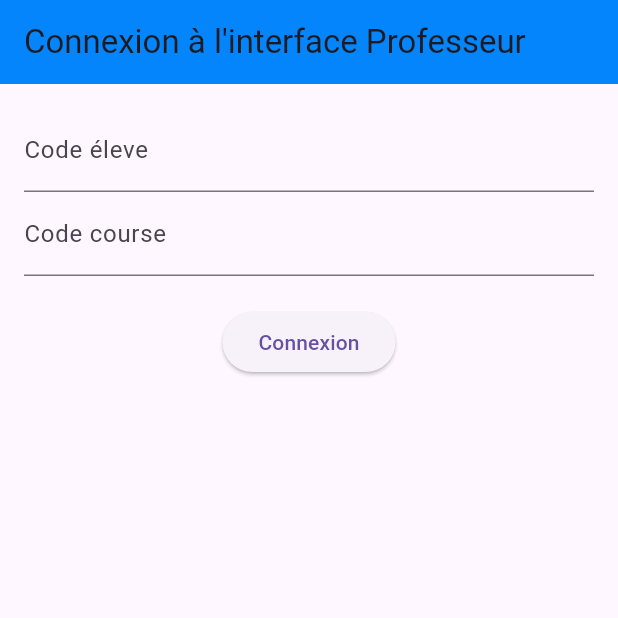
After one commit to Mathbech/BeaupOrientation-mobile, a Flutter app: the screen it shows after launch, after a tap on "Connexion Étudiants", on a phone screen of 412 x 824 dp, the top half of it. The commit adds this screen. Run offline on Flutter 3.47's test engine with Material 3 defaults, Android fonts, the phone set to English and light mode, and no system bars; our stand-ins replace flutter_map, latlong2, location.

Commit message:
Add student login page and update selection page buttons

```diff
--- a/lib/pages/selection_page.dart
+++ b/lib/pages/selection_page.dart
@@ -16,15 +16,14 @@ class SelectionPage extends StatelessWidget {
               onPressed: () {
                 Navigator.pushNamed(context, '/profLogin');
               },
-              child: Text('Je suis Professeur'),
+              child: Text('Connextion professeurs'),
             ),
             SizedBox(height: 20),
             ElevatedButton(
               onPressed: () {
-                // // Navigator.pushNamed(context, '/studentLogin');
-                // print('eleve');
+                Navigator.pushNamed(context, '/studentLogin');
               },
-              child: Text('Je suis Élève'),
+              child: Text('Connexion Étudiants'),
             ),
           ],
         ),
--- /dev/null
+++ b/lib/pages/student_login.dart
@@ -0,0 +1,63 @@
+import 'package:beauporientation/widgets/custom_app_bar.dart';
+import 'package:flutter/material.dart';
+
+class StudentLoginPage extends StatefulWidget {
+  @override
+  _StudentLoginPageState createState() => _StudentLoginPageState();
+}
+
+class _StudentLoginPageState extends State<StudentLoginPage> {
+  final _formKey = GlobalKey<FormState>();
+  final TextEditingController _codeEleveController = TextEditingController();
+  final TextEditingController _codeCourseController = TextEditingController();
+
+  @override
+  Widget build(BuildContext context) {
+    return Scaffold(
+      appBar: CustomAppBar(
+        title: 'Connexion à l\'interface Professeur',
+        showMenuButton: false,
+      ),
+      body: Padding(
+        padding: const EdgeInsets.all(16.0),
+        child: Form(
+          key: _formKey,
+          child: Column(
+            children: <Widget>[
+              TextFormField(
+                controller: _codeEleveController,
+                decoration: InputDecoration(labelText: 'Code éleve'),
+                validator: (value) {
+                  if (value == null || value.isEmpty) {
+                    return 'Merci d\'entrer votre code élève';
+                  }
+                  return null;
+                },
+              ),
+              TextFormField(
+                controller: _codeCourseController,
+                decoration: InputDecoration(labelText: 'Code course'),
+                obscureText: false,
+                validator: (value) {
+                  if (value == null || value.isEmpty) {
+                    return 'Merci d\'entrer votre code course';
+                  }
+                  return null;
+                },
+              ),
+              SizedBox(height: 20),
+              ElevatedButton(
+                onPressed: () {
+                  if (_formKey.currentState!.validate()) {
+                    // Perform login action
+                  }
+                },
+                child: Text('Connexion'),
+              ),
+            ],
+          ),
+        ),
+      ),
+    );
+  }
+}
--- a/lib/routing/routes.dart
+++ b/lib/routing/routes.dart
@@ -1,5 +1,6 @@
 import 'package:beauporientation/pages/prof_login.dart';
 import 'package:beauporientation/pages/selection_page.dart';
+import 'package:beauporientation/pages/student_login.dart';
 import 'package:flutter/material.dart';
 import '../pages/map.dart';
 
@@ -14,6 +15,7 @@ class AppRoutes {
     return {
       home: (context) => SelectionPage(),
       profLogin: (context) => ProfLoginPage(),
+      studentLogin: (context) => StudentLoginPage(),
       pathTrackingMap: (context) => const PathTrackingMap(),
     };
   }
```
